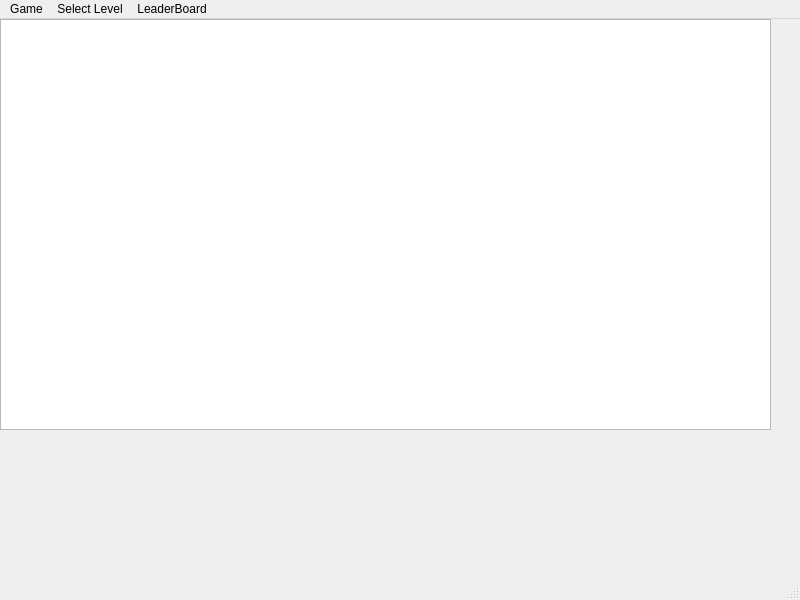
Above: lab3/mainwindow.ui from UnemployedTocha/22203_ovsyannikov before the change. Below: the same form after it.
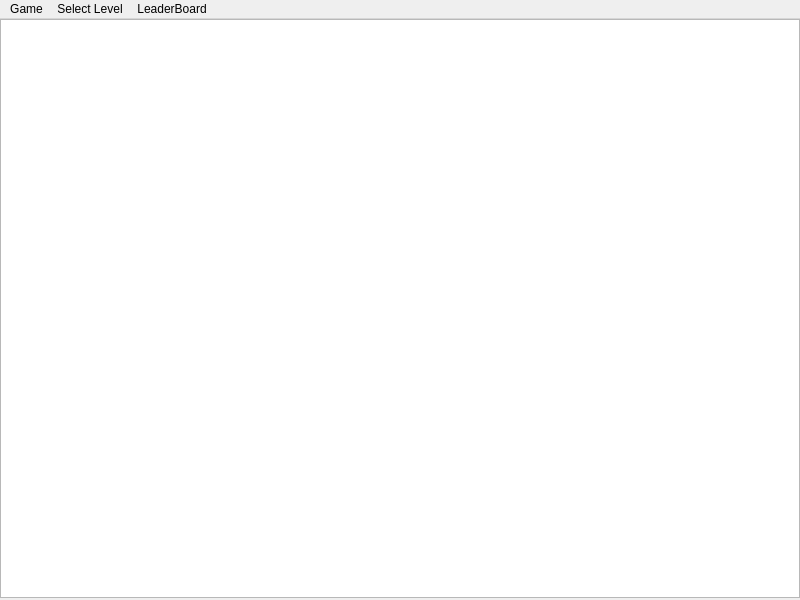
That is the form after the change.

What changed in the file:
```diff
--- a/lab3/mainwindow.ui
+++ b/lab3/mainwindow.ui
@@ -14,15 +14,51 @@
    <string>MainWindow</string>
   </property>
   <widget class="QWidget" name="centralwidget">
-   <widget class="QGraphicsView" name="graphicsView">
+   <widget class="QStackedWidget" name="stackedWidget">
     <property name="geometry">
      <rect>
       <x>0</x>
       <y>0</y>
-      <width>771</width>
-      <height>411</height>
+      <width>800</width>
+      <height>579</height>
      </rect>
     </property>
+    <property name="currentIndex">
+     <number>0</number>
+    </property>
+    <widget class="QWidget" name="page">
+     <widget class="QGraphicsView" name="graphicsView">
+      <property name="geometry">
+       <rect>
+        <x>0</x>
+        <y>0</y>
+        <width>800</width>
+        <height>579</height>
+       </rect>
+      </property>
+      <property name="verticalScrollBarPolicy">
+       <enum>Qt::ScrollBarAsNeeded</enum>
+      </property>
+      <property name="horizontalScrollBarPolicy">
+       <enum>Qt::ScrollBarAsNeeded</enum>
+      </property>
+      <property name="sizeAdjustPolicy">
+       <enum>QAbstractScrollArea::AdjustIgnored</enum>
+      </property>
+     </widget>
+    </widget>
+    <widget class="QWidget" name="page_2">
+     <widget class="QTableWidget" name="tableWidget">
+      <property name="geometry">
+       <rect>
+        <x>0</x>
+        <y>0</y>
+        <width>800</width>
+        <height>579</height>
+       </rect>
+      </property>
+     </widget>
+    </widget>
    </widget>
   </widget>
   <widget class="QMenuBar" name="menubar">
@@ -64,7 +100,6 @@
    <addaction name="menuSelect_Level"/>
    <addaction name="menuLeaderBoard"/>
   </widget>
-  <widget class="QStatusBar" name="statusbar"/>
   <action name="actionNew_game">
    <property name="text">
     <string>New Game</string>
```
